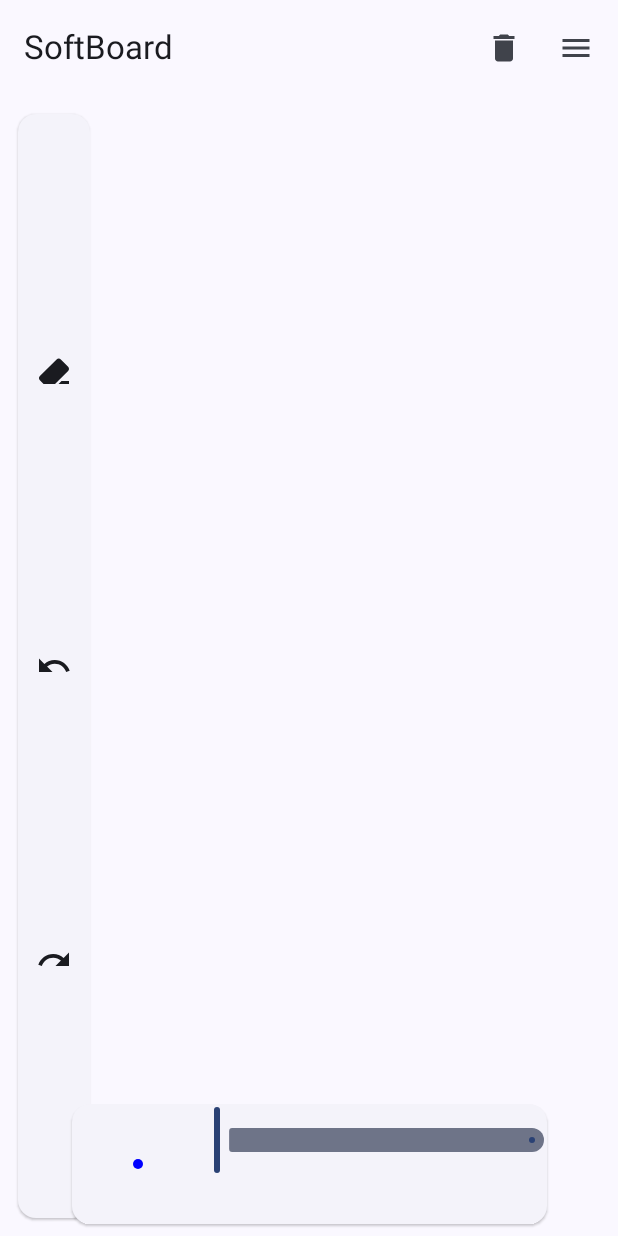
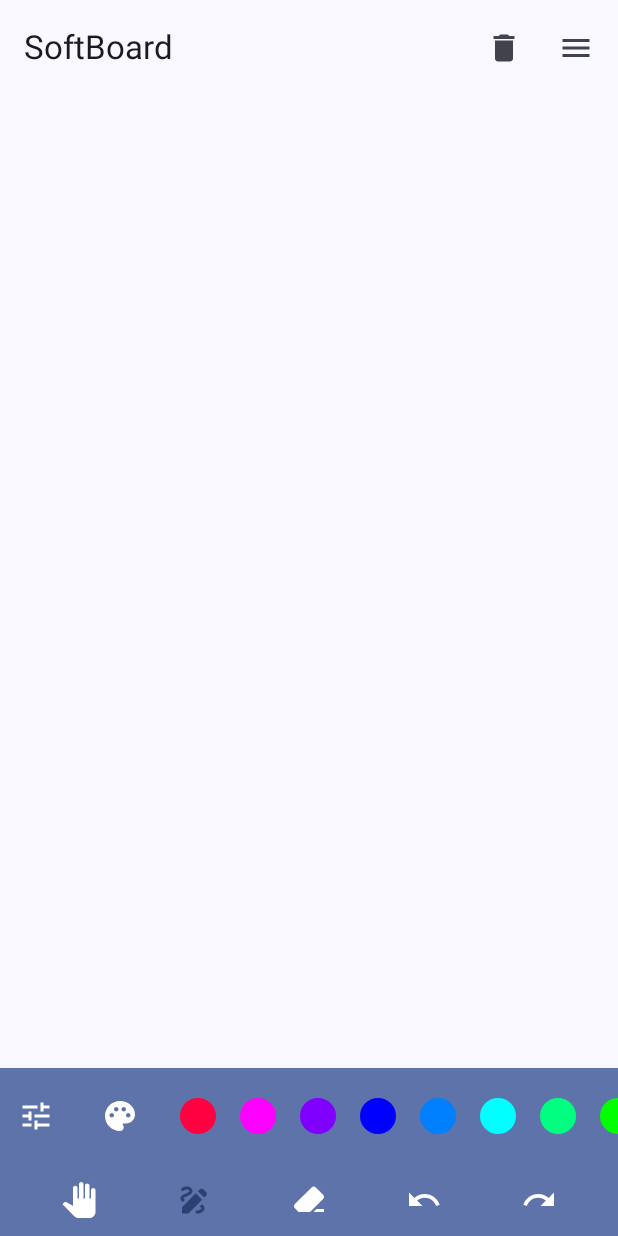
Before and after one commit to SuhasDissa/SoftBoard, an Android app built with Jetpack Compose: the screen it shows after launch (MainActivity), on a phone screen of 412 x 824 dp. Run offline under Robolectric (Android 15) with nearby library versions, the phone set to English and light mode, and no system bars.

Commit message:
Make the ui more user friendly

```diff
--- a/app/src/main/java/app/suhasdissa/whiteboard/DrawingApp.kt
+++ b/app/src/main/java/app/suhasdissa/whiteboard/DrawingApp.kt
@@ -7,16 +7,13 @@ import androidx.compose.material.icons.filled.Delete
 import androidx.compose.material.icons.filled.Menu
 import androidx.compose.material3.*
 import androidx.compose.runtime.*
-import androidx.compose.ui.Alignment
 import androidx.compose.ui.Modifier
 import androidx.compose.ui.graphics.*
 import androidx.compose.ui.res.stringResource
-import androidx.compose.ui.zIndex
 import androidx.lifecycle.viewmodel.compose.viewModel
 import app.suhasdissa.whiteboard.ui.MainCanvas
 import app.suhasdissa.whiteboard.ui.WhiteboardViewModel
 import app.suhasdissa.whiteboard.ui.menu.MainToolbar
-import app.suhasdissa.whiteboard.ui.menu.PropertiesBar
 
 @OptIn(ExperimentalMaterial3Api::class)
 @Composable
@@ -33,35 +30,15 @@ fun DrawingApp(vm: WhiteboardViewModel = viewModel()) {
                 Icon(Icons.Filled.Menu, contentDescription = null)
             }
         })
+    }, bottomBar = {
+        MainToolbar()
     }) { paddingValues ->
         Column(
             modifier = Modifier
                 .fillMaxSize()
                 .padding(paddingValues)
         ) {
-            Box {
-                Box(
-                    Modifier
-                        .zIndex(1f)
-                        .fillMaxSize(), contentAlignment = Alignment.Center
-                ) {
-                    MainCanvas()
-                }
-                Box(
-                    Modifier
-                        .zIndex(2f)
-                        .fillMaxSize(), contentAlignment = Alignment.CenterStart
-                ) {
-                    MainToolbar(modifier = Modifier)
-                }
-                Box(
-                    Modifier
-                        .zIndex(2f)
-                        .fillMaxSize(), contentAlignment = Alignment.BottomCenter
-                ) {
-                    PropertiesBar()
-                }
-            }
+            MainCanvas()
         }
     }
 }
--- a/app/src/main/java/app/suhasdissa/whiteboard/data/DrawMode.kt
+++ b/app/src/main/java/app/suhasdissa/whiteboard/data/DrawMode.kt
@@ -1,5 +1,5 @@
 package app.suhasdissa.whiteboard.data
 
 enum class DrawMode {
-    Pen, Eraser
+    Pen, Eraser, None
 }
--- a/app/src/main/java/app/suhasdissa/whiteboard/data/PathProperties.kt
+++ b/app/src/main/java/app/suhasdissa/whiteboard/data/PathProperties.kt
@@ -3,7 +3,12 @@ package app.suhasdissa.whiteboard.data
 import android.graphics.Bitmap
 import android.graphics.BitmapShader
 import android.graphics.Shader
-import androidx.compose.ui.graphics.*
+import androidx.compose.ui.graphics.BlendMode
+import androidx.compose.ui.graphics.Color
+import androidx.compose.ui.graphics.Path
+import androidx.compose.ui.graphics.ShaderBrush
+import androidx.compose.ui.graphics.StrokeCap
+import androidx.compose.ui.graphics.StrokeJoin
 import androidx.compose.ui.graphics.drawscope.DrawScope
 import androidx.compose.ui.graphics.drawscope.Stroke
 
@@ -16,7 +21,6 @@ class PathProperties(
     fun draw(scope: DrawScope, bitmap: Bitmap? = null) {
         when (drawMode) {
             DrawMode.Pen -> {
-
                 if (bitmap != null) {
                     val brush = ShaderBrush(
                         shader = BitmapShader(
@@ -44,6 +48,7 @@ class PathProperties(
                     )
                 }
             }
+
             DrawMode.Eraser -> {
                 scope.drawPath(
                     color = Color.Transparent,
@@ -56,6 +61,8 @@ class PathProperties(
                     blendMode = BlendMode.Clear
                 )
             }
+
+            DrawMode.None -> {}
         }
     }
 }
--- a/app/src/main/java/app/suhasdissa/whiteboard/ui/Canvas.kt
+++ b/app/src/main/java/app/suhasdissa/whiteboard/ui/Canvas.kt
@@ -9,7 +9,7 @@ import androidx.compose.foundation.gestures.calculatePan
 import androidx.compose.foundation.gestures.calculateZoom
 import androidx.compose.foundation.layout.fillMaxSize
 import androidx.compose.material3.MaterialTheme
-import androidx.compose.runtime.*
+import androidx.compose.runtime.Composable
 import androidx.compose.ui.Modifier
 import androidx.compose.ui.geometry.Offset
 import androidx.compose.ui.graphics.Color
--- a/app/src/main/java/app/suhasdissa/whiteboard/ui/WhiteboardViewModel.kt
+++ b/app/src/main/java/app/suhasdissa/whiteboard/ui/WhiteboardViewModel.kt
@@ -1,6 +1,8 @@
 package app.suhasdissa.whiteboard.ui
 
 import androidx.compose.runtime.getValue
+import androidx.compose.runtime.mutableFloatStateOf
+import androidx.compose.runtime.mutableStateListOf
 import androidx.compose.runtime.mutableStateOf
 import androidx.compose.runtime.setValue
 import androidx.compose.ui.geometry.Offset
@@ -9,11 +11,11 @@ import app.suhasdissa.whiteboard.data.MotionEvent
 import app.suhasdissa.whiteboard.data.PathProperties
 
 class WhiteboardViewModel : ViewModel() {
-    var paths = arrayListOf<PathProperties>()
-    var pathsUndone = arrayListOf<PathProperties>()
+    var paths = mutableStateListOf<PathProperties>()
+    var pathsUndone = mutableStateListOf<PathProperties>()
     var motionEvent by mutableStateOf(MotionEvent.Idle)
     var currentPath by mutableStateOf(PathProperties())
-    var canvasScale by mutableStateOf(value = 1f)
+    var canvasScale by mutableFloatStateOf(value = 1f)
 
     var currentPosition by mutableStateOf(Offset.Unspecified)
     var canvasTranslate by mutableStateOf(Offset(x = 0f, y = 0f))
--- /dev/null
+++ b/app/src/main/java/app/suhasdissa/whiteboard/ui/components/ColorButton.kt
@@ -0,0 +1,30 @@
+package app.suhasdissa.whiteboard.ui.components
+
+import androidx.compose.foundation.Canvas
+import androidx.compose.foundation.clickable
+import androidx.compose.foundation.layout.padding
+import androidx.compose.foundation.layout.size
+import androidx.compose.runtime.Composable
+import androidx.compose.ui.Modifier
+import androidx.compose.ui.geometry.Offset
+import androidx.compose.ui.graphics.Color
+import androidx.compose.ui.unit.dp
+import androidx.lifecycle.viewmodel.compose.viewModel
+import app.suhasdissa.whiteboard.ui.WhiteboardViewModel
+
+@Composable
+fun ColorButton(
+    color: Color,
+    vm: WhiteboardViewModel = viewModel()
+) {
+    Canvas(modifier = Modifier
+        .padding(8.dp)
+        .size(24.dp)
+        .clickable { vm.currentPath.color = color }) {
+        drawCircle(
+            center = Offset(size.width / 2, size.height / 2),
+            color = color,
+            radius = size.width / 2,
+        )
+    }
+}
--- /dev/null
+++ b/app/src/main/java/app/suhasdissa/whiteboard/ui/components/ToggleIconButton.kt
@@ -0,0 +1,33 @@
+package app.suhasdissa.whiteboard.ui.components
+
+import androidx.annotation.StringRes
+import androidx.compose.material3.Icon
+import androidx.compose.material3.IconToggleButton
+import androidx.compose.runtime.Composable
+import androidx.compose.ui.graphics.painter.Painter
+import androidx.compose.ui.graphics.vector.ImageVector
+import androidx.compose.ui.res.stringResource
+
+@Composable
+fun ToggleIconButton(
+    onClick: () -> Unit,
+    isToggled: Boolean,
+    imageVector: ImageVector,
+    @StringRes contentDescription: Int
+) {
+    IconToggleButton(checked = isToggled, onCheckedChange = { onClick() }) {
+        Icon(imageVector, contentDescription = stringResource(contentDescription))
+    }
+}
+
+@Composable
+fun ToggleIconButton(
+    onClick: () -> Unit,
+    isToggled: Boolean,
+    painter: Painter,
+    @StringRes contentDescription: Int
+) {
+    IconToggleButton(checked = isToggled, onCheckedChange = { onClick() }) {
+        Icon(painter, contentDescription = stringResource(contentDescription))
+    }
+}
--- a/app/src/main/java/app/suhasdissa/whiteboard/ui/menu/ColorSelectionDialog.kt
+++ b/app/src/main/java/app/suhasdissa/whiteboard/ui/menu/ColorSelectionDialog.kt
@@ -1,10 +1,27 @@
 package app.suhasdissa.whiteboard.ui.menu
 
 import androidx.compose.foundation.background
-import androidx.compose.foundation.layout.*
+import androidx.compose.foundation.layout.Box
+import androidx.compose.foundation.layout.Column
+import androidx.compose.foundation.layout.Row
+import androidx.compose.foundation.layout.Spacer
+import androidx.compose.foundation.layout.fillMaxHeight
+import androidx.compose.foundation.layout.fillMaxWidth
+import androidx.compose.foundation.layout.height
+import androidx.compose.foundation.layout.padding
+import androidx.compose.foundation.layout.width
 import androidx.compose.foundation.shape.RoundedCornerShape
-import androidx.compose.material3.*
-import androidx.compose.runtime.*
+import androidx.compose.material3.ElevatedCard
+import androidx.compose.material3.MaterialTheme
+import androidx.compose.material3.Slider
+import androidx.compose.material3.Text
+import androidx.compose.material3.TextButton
+import androidx.compose.runtime.Composable
+import androidx.compose.runtime.getValue
+import androidx.compose.runtime.mutableFloatStateOf
+import androidx.compose.runtime.mutableStateOf
+import androidx.compose.runtime.remember
+import androidx.compose.runtime.setValue
 import androidx.compose.ui.Alignment
 import androidx.compose.ui.Modifier
 import androidx.compose.ui.graphics.Color
@@ -27,9 +44,9 @@ fun ColorSelectionDialog(
 ) {
     val initialHSL by remember { mutableStateOf(floatArrayOf(0f, 0f, 0f)) }
     colorToHSL(vm.currentPath.color.toArgb(), initialHSL)
-    var hue by remember { mutableStateOf(initialHSL[0]) } // [0,360)
-    var saturation by remember { mutableStateOf(initialHSL[1]) } //[0,1]
-    var lightness by remember { mutableStateOf(initialHSL[2]) }// [0,1]
+    var hue by remember { mutableFloatStateOf(initialHSL[0]) } // [0,360)
+    var saturation by remember { mutableFloatStateOf(initialHSL[1]) } //[0,1]
+    var lightness by remember { mutableFloatStateOf(initialHSL[2]) }// [0,1]
 
     val color = Color(HSLToColor(floatArrayOf(hue, saturation, lightness)))
 
--- a/app/src/main/java/app/suhasdissa/whiteboard/ui/menu/MainToolbar.kt
+++ b/app/src/main/java/app/suhasdissa/whiteboard/ui/menu/MainToolbar.kt
@@ -1,17 +1,25 @@
 package app.suhasdissa.whiteboard.ui.menu
 
+import androidx.compose.animation.AnimatedVisibility
 import androidx.compose.foundation.layout.Arrangement
 import androidx.compose.foundation.layout.Column
-import androidx.compose.foundation.layout.fillMaxHeight
+import androidx.compose.foundation.layout.PaddingValues
+import androidx.compose.foundation.layout.Row
+import androidx.compose.foundation.layout.fillMaxWidth
 import androidx.compose.foundation.layout.padding
+import androidx.compose.foundation.lazy.LazyRow
+import androidx.compose.foundation.lazy.items
 import androidx.compose.material.icons.Icons
-import androidx.compose.material.icons.filled.Brush
+import androidx.compose.material.icons.filled.Draw
+import androidx.compose.material.icons.filled.Palette
+import androidx.compose.material.icons.filled.PanTool
 import androidx.compose.material.icons.filled.Redo
+import androidx.compose.material.icons.filled.Tune
 import androidx.compose.material.icons.filled.Undo
-import androidx.compose.material3.ElevatedCard
 import androidx.compose.material3.Icon
 import androidx.compose.material3.IconButton
 import androidx.compose.material3.MaterialTheme
+import androidx.compose.material3.Surface
 import androidx.compose.runtime.Composable
 import androidx.compose.runtime.getValue
 import androidx.compose.runtime.mutableStateOf
@@ -20,52 +28,92 @@ import androidx.compose.runtime.setValue
 import androidx.compose.ui.Alignment
 import androidx.compose.ui.Modifier
 import androidx.compose.ui.res.painterResource
+import androidx.compose.ui.tooling.preview.Preview
 import androidx.compose.ui.unit.dp
 import androidx.lifecycle.viewmodel.compose.viewModel
 import app.suhasdissa.whiteboard.R
 import app.suhasdissa.whiteboard.data.DrawMode
 import app.suhasdissa.whiteboard.ui.WhiteboardViewModel
+import app.suhasdissa.whiteboard.ui.components.ColorButton
+import app.suhasdissa.whiteboard.ui.components.ToggleIconButton
+import app.suhasdissa.whiteboard.ui.menu.items.rainbowColors
 
 @Composable
 fun MainToolbar(
-    modifier: Modifier = Modifier, vm: WhiteboardViewModel = viewModel()
+    vm: WhiteboardViewModel = viewModel()
 ) {
-    ElevatedCard(
-        modifier = modifier
-            .padding(8.dp)
-            .fillMaxHeight()
-            .padding(4.dp)
+    var showColorDialog by remember { mutableStateOf(false) }
+    var showProperties by remember { mutableStateOf(false) }
+    var drawMode by remember { mutableStateOf(vm.currentPath.drawMode) }
+    var showBrushes by remember { mutableStateOf(drawMode == DrawMode.Pen) }
+    fun switchDrawMode(newDrawMode: DrawMode) {
+        showBrushes = (newDrawMode == DrawMode.Pen)
+        drawMode = newDrawMode
+        vm.currentPath.drawMode = drawMode
+    }
+    Surface(color = MaterialTheme.colorScheme.primaryContainer) {
+        Column {
+            AnimatedVisibility(visible = showProperties) {
+                PropertiesBar()
+            }
+            AnimatedVisibility(visible = showBrushes) {
+                Row(
+                    modifier = Modifier.fillMaxWidth(),
+                    verticalAlignment = Alignment.CenterVertically,
+                    horizontalArrangement = Arrangement.SpaceEvenly
                 ) {
-        Column(
-            modifier = Modifier.fillMaxHeight(),
-            horizontalAlignment = Alignment.CenterHorizontally,
-            verticalArrangement = Arrangement.SpaceEvenly
+                    ToggleIconButton(
+                        onClick = { showProperties = !showProperties },
+                        isToggled = showProperties,
+                        imageVector = Icons.Default.Tune,
+                        contentDescription = R.string.change_brush_width
+                    )
+                    IconButton(
+                        onClick = { showColorDialog = true },
+                        modifier = Modifier.padding(8.dp)
                     ) {
-            var drawMode by remember{mutableStateOf(vm.currentPath.drawMode)}
-            IconButton(onClick = {
-                drawMode = when (drawMode) {
-                    DrawMode.Eraser -> {
-                        DrawMode.Pen
+                        Icon(
+                            imageVector = Icons.Default.Palette,
+                            contentDescription = "Custom Color"
+                        )
                     }
-                    DrawMode.Pen -> {
-                        DrawMode.Eraser
+                    LazyRow(contentPadding = PaddingValues(vertical = 8.dp)) {
+                        items(rainbowColors) {
+                            ColorButton(color = it)
                         }
                     }
-                vm.currentPath.drawMode = drawMode
-            }) {
-                when (drawMode) {
-                    DrawMode.Pen -> {
-                        Icon(
-                            painter = painterResource(id = R.drawable.ic_eraser_black_24dp),
-                            contentDescription = null,
-                            tint = if (drawMode == DrawMode.Eraser) MaterialTheme.colorScheme.onSurfaceVariant else MaterialTheme.colorScheme.onSurface
-                        )
-                    }
-                    DrawMode.Eraser -> {
-                        Icon(Icons.Filled.Brush, contentDescription = null)
+
                 }
             }
-            }
+            Row(
+                modifier = Modifier.fillMaxWidth(),
+                verticalAlignment = Alignment.CenterVertically,
+                horizontalArrangement = Arrangement.SpaceEvenly
+            ) {
+                ToggleIconButton(
+                    onClick = {
+                        switchDrawMode(DrawMode.None)
+                    },
+                    isToggled = (drawMode == DrawMode.None),
+                    imageVector = Icons.Default.PanTool,
+                    contentDescription = R.string.pan_mode
+                )
+                ToggleIconButton(
+                    onClick = {
+                        switchDrawMode(DrawMode.Pen)
+                    },
+                    isToggled = (drawMode == DrawMode.Pen),
+                    imageVector = Icons.Default.Draw,
+                    contentDescription = R.string.pan_mode
+                )
+                ToggleIconButton(
+                    onClick = {
+                        switchDrawMode(DrawMode.Eraser)
+                    },
+                    isToggled = (drawMode == DrawMode.Eraser),
+                    painter = painterResource(id = R.drawable.ic_eraser_black_24dp),
+                    contentDescription = R.string.pan_mode
+                )
                 IconButton(onClick = {
                     if (vm.paths.isNotEmpty()) {
                         vm.pathsUndone.add(vm.paths.last())
@@ -86,3 +134,13 @@ fun MainToolbar(
             }
         }
     }
+    if (showColorDialog) {
+        ColorSelectionDialog(onDismiss = { showColorDialog = !showColorDialog })
+    }
+}
+
+@Preview(showBackground = true)
+@Composable
+private fun MainToolbarPreview() {
+    MainToolbar()
+}
--- a/app/src/main/java/app/suhasdissa/whiteboard/ui/menu/PropertiesBar.kt
+++ b/app/src/main/java/app/suhasdissa/whiteboard/ui/menu/PropertiesBar.kt
@@ -1,14 +1,18 @@
 package app.suhasdissa.whiteboard.ui.menu
 
 import androidx.compose.foundation.Canvas
-import androidx.compose.foundation.clickable
+import androidx.compose.foundation.layout.Arrangement
 import androidx.compose.foundation.layout.Row
 import androidx.compose.foundation.layout.fillMaxWidth
 import androidx.compose.foundation.layout.padding
 import androidx.compose.foundation.layout.size
-import androidx.compose.material3.ElevatedCard
 import androidx.compose.material3.Slider
-import androidx.compose.runtime.*
+import androidx.compose.runtime.Composable
+import androidx.compose.runtime.getValue
+import androidx.compose.runtime.mutableFloatStateOf
+import androidx.compose.runtime.remember
+import androidx.compose.runtime.setValue
+import androidx.compose.ui.Alignment
 import androidx.compose.ui.Modifier
 import androidx.compose.ui.geometry.Offset
 import androidx.compose.ui.unit.dp
@@ -17,18 +21,17 @@ import app.suhasdissa.whiteboard.ui.WhiteboardViewModel
 
 @Composable
 fun PropertiesBar(vm: WhiteboardViewModel = viewModel()) {
-    var showColorDialog by remember { mutableStateOf(false) }
-    var brushSize by remember { mutableStateOf(vm.currentPath.strokeWidth) }
-    ElevatedCard(
+    var brushSize by remember { mutableFloatStateOf(vm.currentPath.strokeWidth) }
+    Row(
+        modifier = Modifier.fillMaxWidth(),
+        verticalAlignment = Alignment.CenterVertically,
+        horizontalArrangement = Arrangement.SpaceEvenly
+    ) {
+        Canvas(
             modifier = Modifier
-            .padding(8.dp)
-            .fillMaxWidth(0.8f)
-    ) {
-        Row(Modifier.fillMaxWidth()) {
-            Canvas(modifier = Modifier
                 .padding(horizontal = 24.dp, vertical = 20.dp)
                 .size(40.dp)
-                .clickable { showColorDialog = !showColorDialog }) {
+        ) {
             drawCircle(
                 center = Offset(size.width / 2, size.height / 2),
                 color = vm.currentPath.color,
@@ -44,10 +47,5 @@ fun PropertiesBar(vm: WhiteboardViewModel = viewModel()) {
             },
             valueRange = 1f..300f
         )
-
-            if (showColorDialog) {
-                ColorSelectionDialog(onDismiss = { showColorDialog = !showColorDialog })
     }
 }
-    }
-}
--- a/app/src/main/res/values/strings.xml
+++ b/app/src/main/res/values/strings.xml
@@ -9,5 +9,7 @@
     <string name="saturation_slider">Saturation</string>
     <string name="lightness_slider">Lightness</string>
     <string name="cancel_button">Cancel</string>
-    <string name="ok_button">Ok</string>
+    <string name="ok_button">OK</string>
+    <string name="pan_mode" />
+    <string name="change_brush_width">Change Brush Width</string>
 </resources>
```
Also changed, not shown: app/src/main/java/app/suhasdissa/whiteboard/ui/theme/Theme.kt (+6 -1 lines). Lines whose indentation alone changed are shown as unchanged.
